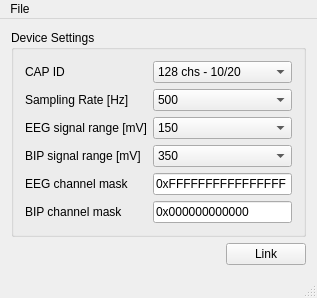
Before: the Qt Designer form mainwindow.ui in fcbg-platforms/lsl-eego, drawn with Qt 5.
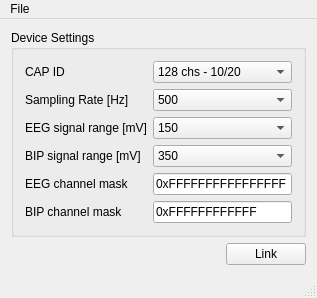
After: the same form once the commit is applied.

Commit message:
Revert for simpler implementation
This reverts commit da5f0b6672cd47a5c9b3acac46d5053664a2bef0.

Revert "add-back channel selection for AUX (up to 48 bits)"

This reverts commit 3fd4a285afb023d6ea8624682ad830943ac21ebb.

Diff of the .ui file:
```diff
--- a/mainwindow.ui
+++ b/mainwindow.ui
@@ -205,7 +205,7 @@
          <item row="5" column="1">
           <widget class="QLineEdit" name="BIP_LineEdit">
            <property name="text">
-            <string>0x000000000000</string>
+            <string>0xFFFFFFFFFFFF</string>
            </property>
           </widget>
          </item>
```
The commit also changes 2 other files.
